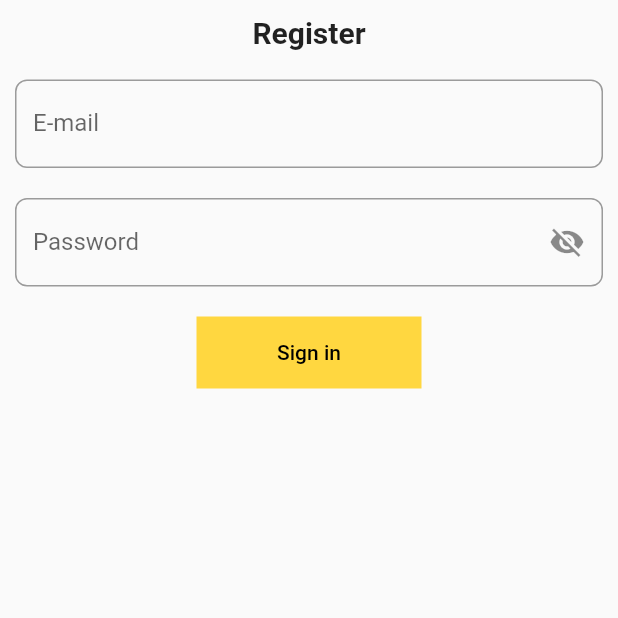
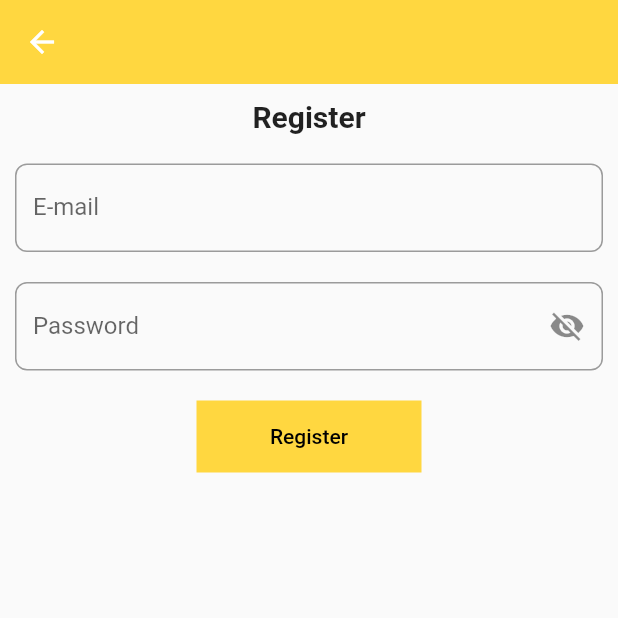
Before and after one commit to Netesh5/allaboutFirebase, a Flutter app: the register screen opened directly, on a phone screen of 412 x 824 dp, the top half of it. Run offline on Flutter 3.47's test engine with Material 2 defaults, Android fonts, the phone set to English and light mode, and no system bars; our stand-ins replace firebase_auth, firebase_core; missing offline and left inert: dart:html; accounts and stored records are empty.

Commit message:
register

```diff
--- a/lib/Firebase_functions/screens/authenticate/auth_screen.dart
+++ b/lib/Firebase_functions/screens/authenticate/auth_screen.dart
@@ -1,3 +1,4 @@
+import 'package:firebaseapp/Firebase_functions/screens/authenticate/register.dart';
 import 'package:firebaseapp/Firebase_functions/screens/authenticate/signin.dart';
 import 'package:flutter/material.dart';
 
@@ -38,7 +39,10 @@ class _authState extends State<auth> {
                   const Text("Don't have an account?"),
                   TextButton(
                     child: const Text("Sign up"),
-                    onPressed: () {},
+                    onPressed: () {
+                      Navigator.push(context,
+                          MaterialPageRoute(builder: (context) => register()));
+                    },
                   ),
                 ],
               ),
--- a/lib/Firebase_functions/screens/authenticate/register.dart
+++ b/lib/Firebase_functions/screens/authenticate/register.dart
@@ -11,7 +11,12 @@ class _registerState extends State<register> {
   bool _isobscure = true;
   @override
   Widget build(BuildContext context) {
-    return SafeArea(
+    return Scaffold(
+      appBar: AppBar(
+        elevation: 0,
+        backgroundColor: Colors.amberAccent,
+      ),
+      body: SafeArea(
           child: Padding(
         padding: const EdgeInsets.all(10.0),
         child: Column(
@@ -28,8 +33,8 @@ class _registerState extends State<register> {
               decoration: InputDecoration(
                   labelText: "E-mail",
                   hintText: "Enter your email",
-                border:
-                    OutlineInputBorder(borderRadius: BorderRadius.circular(8))),
+                  border: OutlineInputBorder(
+                      borderRadius: BorderRadius.circular(8))),
             ),
             const SizedBox(
               height: 20,
@@ -50,8 +55,8 @@ class _registerState extends State<register> {
                   ),
                   labelText: "Password",
                   hintText: "Enter your password",
-                border:
-                    OutlineInputBorder(borderRadius: BorderRadius.circular(8))),
+                  border: OutlineInputBorder(
+                      borderRadius: BorderRadius.circular(8))),
             ),
             const SizedBox(
               height: 20,
@@ -63,13 +68,14 @@ class _registerState extends State<register> {
               child: TextButton(
                 onPressed: () {},
                 child: const Text(
-                "Sign in",
+                  "Register",
                   style: TextStyle(color: Colors.black),
                 ),
               ),
             )
           ],
         ),
-    ));
+      )),
+    );
   }
 }
```
Lines whose indentation alone changed are shown as unchanged.
